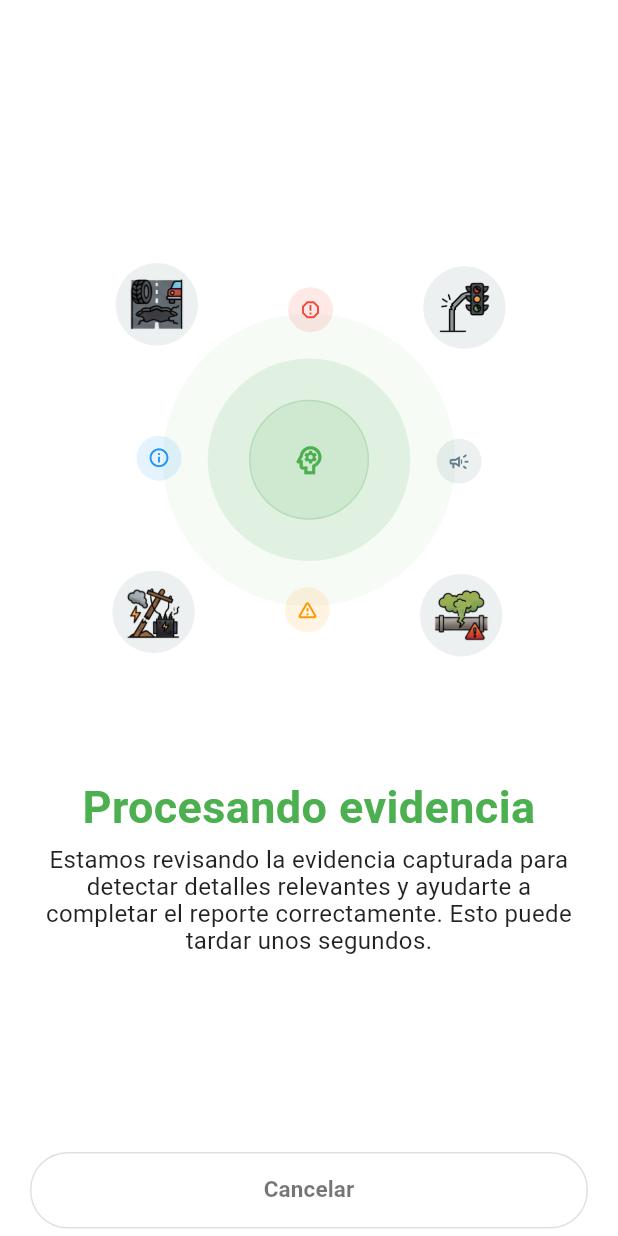
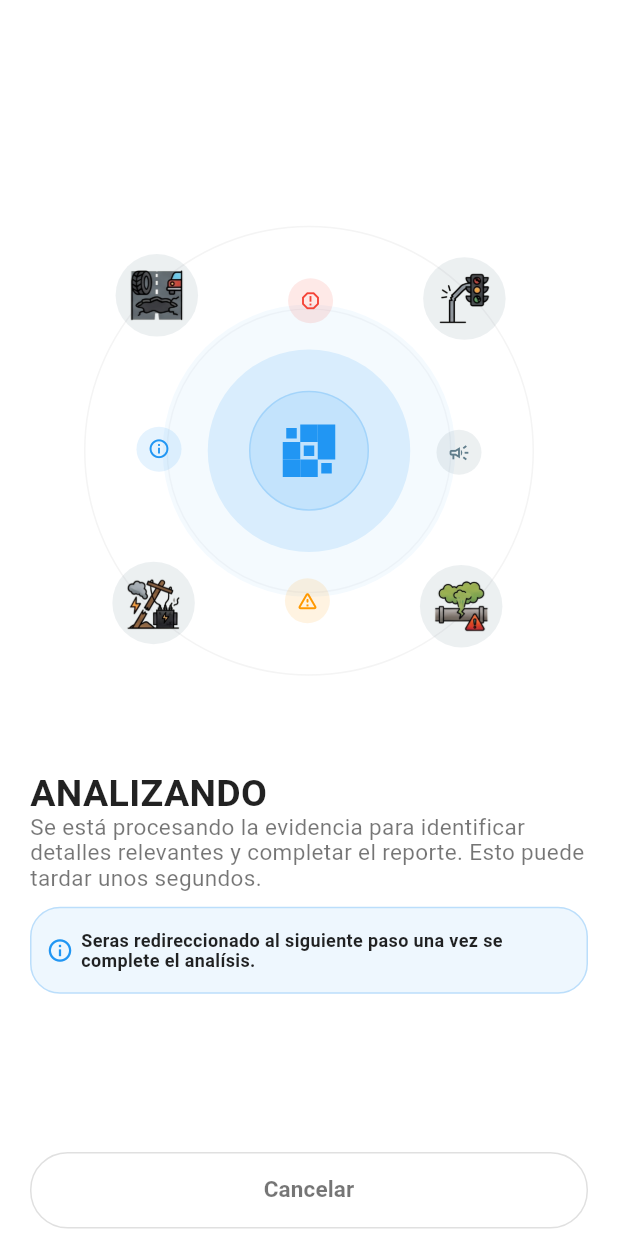
Before and after one commit to Jean0617/CiviGo, a Flutter app: the AnalyzeAiPage screen opened by its route, on a phone screen of 412 x 824 dp. Run offline on Flutter 3.47's test engine with Material 3 defaults, Android fonts, the phone set to English and light mode, and no system bars; our stand-ins replace carousel_slider, connectivity_plus, dio, dropdown_button2, email_validator, flutter_riverpod and 7 more; generated files the repository leaves out were written again; statements that could not run were skipped.

Commit message:
Update report steps

```diff
--- a/lib/features/reports/presentation/pages/analyze_ai_page.dart
+++ b/lib/features/reports/presentation/pages/analyze_ai_page.dart
@@ -2,6 +2,7 @@ import 'package:civigo/features/reports/presentation/providers/new_incident_prov
 import 'package:civigo/features/shared/widgets/text/ui_text.dart';
 import 'package:flutter/material.dart';
 import 'package:flutter_riverpod/flutter_riverpod.dart';
+import 'package:flutter_spinkit/flutter_spinkit.dart';
 import 'package:go_router/go_router.dart';
 import 'dart:math';
 
@@ -47,7 +48,7 @@ class AnalyzeAiPageState extends ConsumerState<AnalyzeAiPage> {
               child: Padding(
                 padding: const EdgeInsets.symmetric(horizontal: 20.0),
                 child: Column(
-                  crossAxisAlignment: CrossAxisAlignment.center,
+                  crossAxisAlignment: CrossAxisAlignment.start,
                   mainAxisAlignment: MainAxisAlignment.center,
                   children: [
 
@@ -56,29 +57,53 @@ class AnalyzeAiPageState extends ConsumerState<AnalyzeAiPage> {
                     SizedBox(height: 5,),
 
                     UIText(
-                      title: "Procesando evidencia",
-                      size: 30,
+                      title: "ANALIZANDO",
+                      size: 25,
                       bold: true,
-                      centerText: true,
-                      color: Colors.green,
+                      color: Colors.black87,
                     ),
 
                     Container(
-                      padding: EdgeInsets.all(10),
                       decoration: BoxDecoration(
-                        // color: Colors.orange.withAlpha(30),
-                        // border: Border.all(color: Colors.orange.shade300),
-                        borderRadius: BorderRadius.circular(10),
+                        // color: Colors.orange.withAlpha(20),
+                        // // border: Border.all(color: Colors.blue.shade100),
+                        // borderRadius: BorderRadius.circular(20),
                       ),
                       child: UIText(
-                        title: "Estamos revisando la evidencia capturada para detectar detalles relevantes y ayudarte a completar el reporte correctamente. Esto puede tardar unos segundos.",
-                        size: 16,
-                        centerText: true,
-                        color: Colors.black87,
+                        title: "Se está procesando la evidencia para identificar detalles relevantes y completar el reporte. Esto puede tardar unos segundos.",
+                        size: 15,
+                        // bold: true,
+                        // centerText: true,
+                        color: Colors.black54,
                       ),
                     ),
 
-                    SizedBox(height: 20,),
+                    Container(
+                      margin: EdgeInsets.only(top: 10),
+                      padding: EdgeInsets.symmetric(horizontal: 10, vertical: 15),
+                      decoration: BoxDecoration(
+                        color: Colors.blue.withAlpha(20),
+                        border: Border.all(color: Colors.blue.shade100),
+                        borderRadius: BorderRadius.circular(20),
+                      ),
+                      child: Row(
+                        spacing: 5,
+                        mainAxisAlignment: MainAxisAlignment.center,
+                        children: [
+                          Icon(Icons.info_outline, color: Colors.blue, size: 18),
+                          Flexible(
+                            child: UIText(
+                              title: "Seras redireccionado al siguiente paso una vez se complete el analísis.",
+                              size: 12,
+                              bold: true,
+                              color: Colors.black87,
+                            ),
+                          ),
+                        ],
+                      ),
+                    ),
+
+                    SizedBox(height: 10,),
 
                   ],
                 ),
@@ -177,29 +202,29 @@ class _OrbitAnimationState extends State<OrbitAnimation> with TickerProviderStat
         alignment: Alignment.center,
         children: [
 
-          // /// Órbita externa
-          // Container(
-          //   width: 300,
-          //   height: 300,
-          //   decoration: BoxDecoration(
-          //     shape: BoxShape.circle,
-          //     border: Border.all(
-          //       color: Colors.grey.withAlpha(30),
-          //     ),
-          //   ),
-          // ),
+          /// Órbita externa
+          Container(
+            width: 300,
+            height: 300,
+            decoration: BoxDecoration(
+              shape: BoxShape.circle,
+              border: Border.all(
+                color: Colors.grey.withAlpha(30),
+              ),
+            ),
+          ),
 
-          // /// Órbita interna nueva
-          // Container(
-          //   width: 190,
-          //   height: 190,
-          //   decoration: BoxDecoration(
-          //     shape: BoxShape.circle,
-          //     border: Border.all(
-          //       color: Colors.grey.withAlpha(20),
-          //     ),
-          //   ),
-          // ),
+          /// Órbita interna nueva
+          Container(
+            width: 190,
+            height: 190,
+            decoration: BoxDecoration(
+              shape: BoxShape.circle,
+              border: Border.all(
+                color: Colors.grey.withAlpha(20),
+              ),
+            ),
+          ),
 
           /// Centro
           AnimatedBuilder(
@@ -222,7 +247,7 @@ class _OrbitAnimationState extends State<OrbitAnimation> with TickerProviderStat
                         height: 100,
                         decoration: const BoxDecoration(
                           shape: BoxShape.circle,
-                          color: Colors.green,
+                          color: Colors.blue,
                         ),
                       ),
                     ),
@@ -238,7 +263,7 @@ class _OrbitAnimationState extends State<OrbitAnimation> with TickerProviderStat
                         height: 100,
                         decoration: const BoxDecoration(
                           shape: BoxShape.circle,
-                          color: Colors.green,
+                          color: Colors.blue,
                         ),
                       ),
                     ),
@@ -250,15 +275,14 @@ class _OrbitAnimationState extends State<OrbitAnimation> with TickerProviderStat
                     height: 80,
                     decoration: BoxDecoration(
                       shape: BoxShape.circle,
-                      color: Colors.green.withAlpha(30),
+                      color: Colors.blue.withAlpha(30),
                       border: Border.all(
-                        color: Colors.green.withAlpha(50),
+                        color: Colors.blue.withAlpha(50),
                       ),
                     ),
-                    child: const Icon(
-                      Icons.psychology_outlined,
-                      size: 25,
-                      color: Colors.green,
+                    child: SpinKitDancingSquare(
+                      color: Colors.blue,
+                      size: 35.0,
                     ),
                   ),
                 ],
--- a/pubspec.yaml
+++ b/pubspec.yaml
@@ -15,6 +15,7 @@ dependencies:
   flutter:
     sdk: flutter
   flutter_riverpod: ^3.1.0
+  flutter_spinkit: ^5.2.2
   go_router: ^17.0.1
   google_maps_flutter: ^2.5.3
   image_picker: ^1.2.2
```
Also changed, not shown: lib/features/reports/domain/constants.dart (added, +37 -0 lines), lib/features/reports/presentation/pages/preview_photo.dart (+2 -9 lines), lib/features/reports/presentation/pages/step_1.dart (+8 -7 lines), lib/features/reports/presentation/pages/step_2.dart (+12 -47 lines), assets/graphic.jpeg (added), pubspec.lock.
